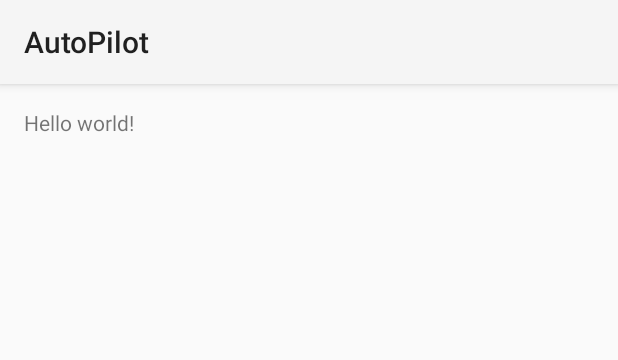
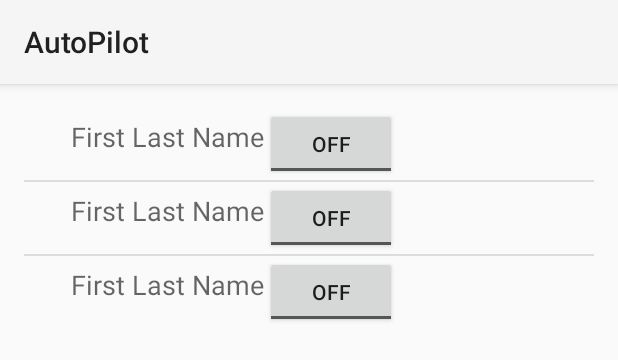
Before and after one commit to brain-murphy/autopilot, an Android app: the layout activity_main.xml on its own in the app's theme, with its tools: preview values and no code run, on a phone screen of 412 x 824 dp. Shown: the top 360 px of the screen. Run offline under Robolectric (Android 15) with nearby library versions, the phone set to English and light mode, and no system bars.

Commit message:
hola amigos

```diff
--- a/app/src/main/AndroidManifest.xml
+++ b/app/src/main/AndroidManifest.xml
@@ -8,7 +8,8 @@
         android:allowBackup="true"
         android:icon="@drawable/ic_launcher"
         android:label="@string/app_name"
-        android:theme="@style/AppTheme" >
+        android:theme="@style/AppTheme"
+        android:debuggable="true">
         <activity
             android:name="autopilot.android.brainmurphy.com.autopilot.MainActivity"
             android:label="@string/app_name" >
--- a/app/src/main/res/layout/activity_main.xml
+++ b/app/src/main/res/layout/activity_main.xml
@@ -1,11 +1,20 @@
 <RelativeLayout xmlns:android="http://schemas.android.com/apk/res/android"
-    xmlns:tools="http://schemas.android.com/tools" android:layout_width="match_parent"
-    android:layout_height="match_parent" android:paddingLeft="@dimen/activity_horizontal_margin"
+    xmlns:tools="http://schemas.android.com/tools"
+    android:layout_width="match_parent"
+    android:layout_height="match_parent"
+    android:paddingLeft="@dimen/activity_horizontal_margin"
     android:paddingRight="@dimen/activity_horizontal_margin"
     android:paddingTop="@dimen/activity_vertical_margin"
-    android:paddingBottom="@dimen/activity_vertical_margin" tools:context=".MainActivity">
+    android:paddingBottom="@dimen/activity_vertical_margin"
+    tools:context=".MainActivity">
 
-    <TextView android:text="@string/hello_world" android:layout_width="wrap_content"
-        android:layout_height="wrap_content" />
+    <ListView
+        android:layout_width="wrap_content"
+        android:layout_height="wrap_content"
+        android:id="@+id/listView"
+        tools:listitem="@layout/list_item_row"
+        android:layout_alignParentTop="true"
+        android:layout_alignParentLeft="true"
+        android:layout_alignParentStart="true" />
 
 </RelativeLayout>
--- a/app/src/main/res/values/strings.xml
+++ b/app/src/main/res/values/strings.xml
@@ -1,8 +1,11 @@
 <?xml version="1.0" encoding="utf-8"?>
-<resources>
+    <resources>
 
     <string name="app_name">AutoPilot</string>
     <string name="hello_world">Hello world!</string>
     <string name="action_settings">Settings</string>
+    <string name="contact_name">First Last Name</string>
+    <string name="switch_name">switch</string>
+    <string name="search_name">Search</string>
 
 </resources>
```
Also changed, not shown: app/src/main/res/menu/menu_main.xml (+13 -2 lines), 13 other files.
